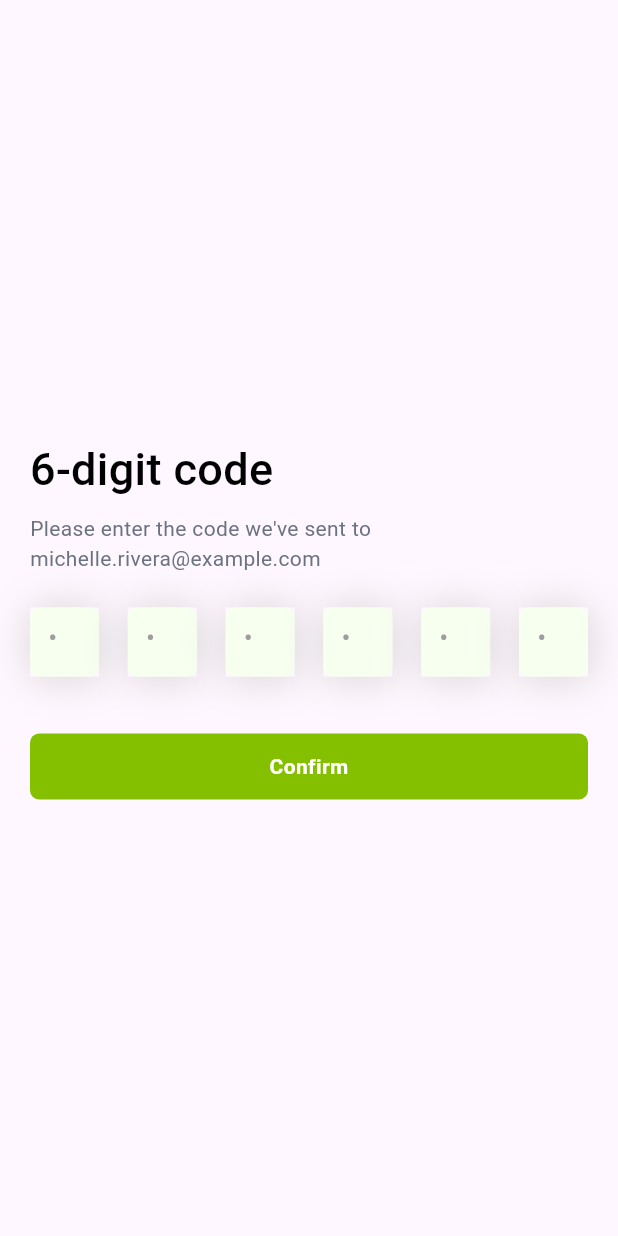
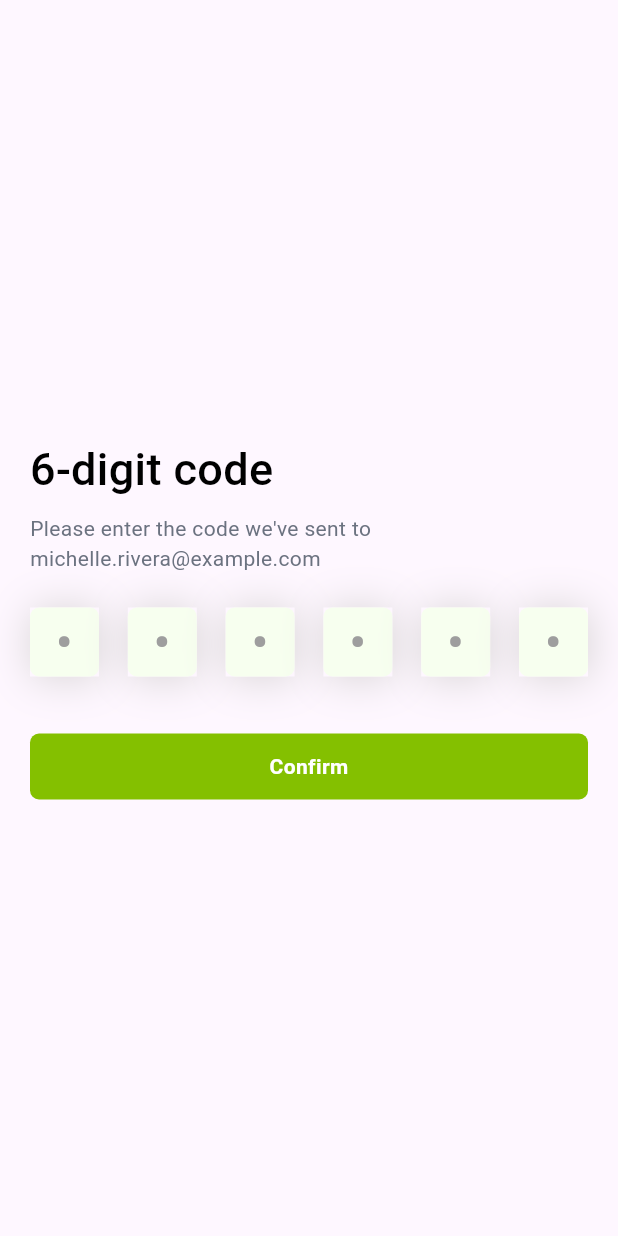
Before and after one commit to eusouf12/todo_app, a Flutter app: the OtpVerify screen opened by its route, on a phone screen of 412 x 824 dp. Run offline on Flutter 3.47's test engine with Material 3 defaults, Android fonts, the phone set to English and light mode, and no system bars; our stand-ins replace get.

Commit message:
update the otp field and custom btn

```diff
--- a/lib/common widget/common field text/custom_text_field.dart
+++ b/lib/common widget/common field text/custom_text_field.dart
@@ -11,10 +11,10 @@ class CustomTextField extends StatefulWidget {
     this.suffixIcon,
     this.suffixIconColor,
     this.prefixIcon,
-    this.textColor,
+    this.textColor = Colors.grey,
     this.hinText,
-    this.hintFontSize,
-    this.hintFontWeight,
+    this.hintFontSize = 16,
+    this.hintFontWeight = FontWeight.w400,
     this.labelText,
     this.textAlign = TextAlign.start,
     this.focusBorderColor,
@@ -57,7 +57,7 @@ class CustomTextField extends StatefulWidget {
   final int? maxLings;
   final int? maxLength;
   final TextAlign textAlign;
-  final TextAlignVertical? textAlignVertical;
+  final TextAlignVertical textAlignVertical;
   final TextInputType keyboardType;
   final TextInputAction textInputAction;
   final TextEditingController? textEditingController;
@@ -86,7 +86,7 @@ class _CustomTextFieldState extends State<CustomTextField> {
       decoration: BoxDecoration(
         boxShadow: [
           BoxShadow(
-            color: widget.shadowColor, // Color(0x1A000000)
+            color: widget.shadowColor,
             offset: Offset(1, 1),
             blurRadius: 24,
             spreadRadius: 0,
@@ -103,7 +103,8 @@ class _CustomTextFieldState extends State<CustomTextField> {
           controller: widget.textEditingController,
           textInputAction: widget.textInputAction,
           keyboardType: widget.keyboardType,
-          textAlign: TextAlign.start,
+          textAlign: widget.textAlign,
+          textAlignVertical: widget.textAlignVertical,
           readOnly: widget.readOnly,
           obscureText: widget.showObscure ? obsText : false,
           cursorColor: widget.cursorColor,
@@ -114,16 +115,18 @@ class _CustomTextFieldState extends State<CustomTextField> {
           style: TextStyle(color: Colors.black),
           decoration: InputDecoration(
             hintText: widget.hinText,
-            hintStyle: const TextStyle(
-              color: Colors.grey,
-              fontWeight: FontWeight.w500,
+            hintStyle:  TextStyle(
+              color: widget.textColor ,
+              fontWeight: widget.hintFontWeight ,
+              fontSize: widget.hintFontSize,
             ),
             filled: true,
             fillColor: widget.fillColor,
+            contentPadding: EdgeInsets.zero,
 
             prefixIcon: widget.prefixIcon != null
                 ? Padding(
-                    padding: const EdgeInsetsDirectional.symmetric(
+                    padding: EdgeInsetsDirectional.symmetric(
                       horizontal: 16,
                       vertical: 14,
                     ),
--- a/lib/view/Verifymail_otp/Otp/OtpField/otp_field.dart
+++ b/lib/view/Verifymail_otp/Otp/OtpField/otp_field.dart
@@ -15,11 +15,11 @@ class OtpField extends StatelessWidget {
           child: CustomTextField(
             borderRadius: 6,
             textAlign: TextAlign.center,
-            textColor: Colors.black,
-            hinText: '•',
+            textAlignVertical: TextAlignVertical.center,
             fillColor: const Color(0xFFF7FFEF),
             focusBorderColor: Colors.transparent,
-            hintFontSize: 24,
+            hinText: '•',
+            hintFontSize: 30,
             hintFontWeight: FontWeight.bold,
             keyboardType: TextInputType.number,
           ),
```
